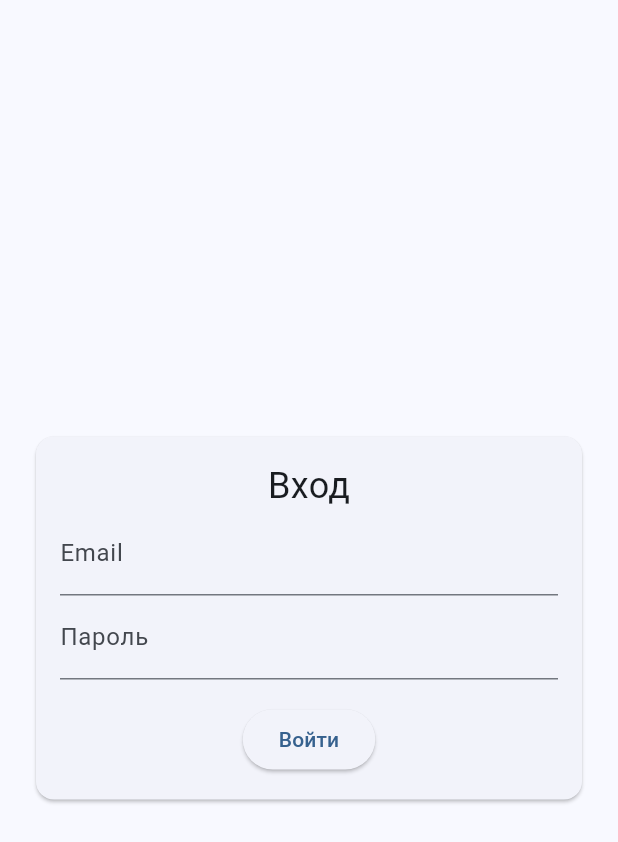
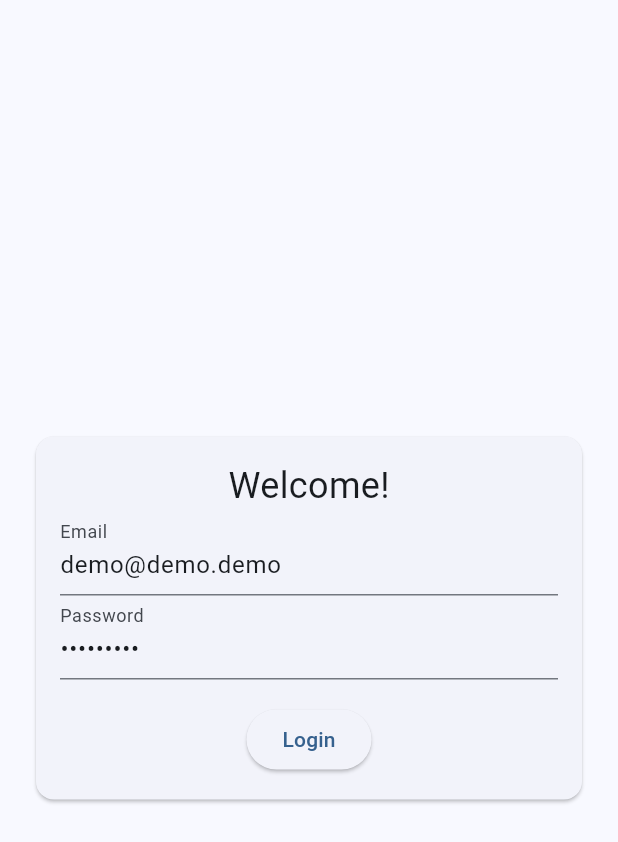
Before and after one commit to timtikh/crypto_rate, a Flutter app: the screen it shows once a user with an empty profile is signed in, after a tap on the "logout" icon, on a phone screen of 412 x 824 dp. Shown: the top 842 px of the screen. Run offline on Flutter 3.47's test engine with Material 3 defaults, Android fonts, the phone set to English and light mode, and no system bars; our stand-ins replace dio, firebase_auth, firebase_core, flutter_riverpod; accounts and stored records are empty; generated files the repository leaves out were written again; network calls fail.

Commit message:
small design issues^ reusable component and switch to english

```diff
--- a/lib/app/app.dart
+++ b/lib/app/app.dart
@@ -23,7 +23,7 @@ class MyApp extends ConsumerWidget {
         loading: () => const Scaffold(
           body: Center(child: CircularProgressIndicator()),
         ),
-        error: (e, _) => Scaffold(body: Center(child: Text("Ошибка: $e"))),
+        error: (e, _) => Scaffold(body: Center(child: Text("Error: $e"))),
       ),
     );
   }
--- a/lib/pages/login/presentation/login_page.dart
+++ b/lib/pages/login/presentation/login_page.dart
@@ -12,8 +12,13 @@ class LoginPage extends ConsumerStatefulWidget {
 
 class _LoginPageState extends ConsumerState<LoginPage> {
   final _formKey = GlobalKey<FormState>();
-  final _emailCtrl = TextEditingController();
-  final _passwordCtrl = TextEditingController();
+
+  // TODO: delete from here
+  final _emailCtrl = TextEditingController.fromValue(
+    TextEditingValue(text: 'demo@demo.demo'),
+  );
+  final _passwordCtrl = TextEditingController.fromValue(
+      TextEditingValue(text: 'demo.demo'));
 
   bool _loading = false;
   String? _error;
@@ -31,7 +36,7 @@ class _LoginPageState extends ConsumerState<LoginPage> {
           .signIn(_emailCtrl.text.trim(), _passwordCtrl.text.trim());
     } catch (e) {
       setState(() {
-        _error = "Ошибка входа: ${e.toString()}";
+        _error = "Auth Error: ${e.toString()}";
       });
     } finally {
       if (mounted) {
@@ -53,19 +58,25 @@ class _LoginPageState extends ConsumerState<LoginPage> {
               child: Column(
                 mainAxisSize: MainAxisSize.min,
                 children: [
-                  const Text("Вход", style: TextStyle(fontSize: 24)),
+                  const Text("Welcome!", style: TextStyle(fontSize: 24)),
                   TextFormField(
                     controller: _emailCtrl,
                     decoration: const InputDecoration(labelText: "Email"),
-                    validator: (v) =>
-                    v != null && v.contains('@') ? null : "Введите email",
+                    validator:
+                        (v) =>
+                            v != null && v.contains('@')
+                                ? null
+                                : "Enter email",
                   ),
                   TextFormField(
                     controller: _passwordCtrl,
-                    decoration: const InputDecoration(labelText: "Пароль"),
+                    decoration: const InputDecoration(labelText: "Password"),
                     obscureText: true,
-                    validator: (v) =>
-                    v != null && v.length >= 6 ? null : "Мин. 6 символов",
+                    validator:
+                        (v) =>
+                            v != null && v.length >= 6
+                                ? null
+                                : "Min. 6 symbols",
                   ),
                   const SizedBox(height: 16),
                   if (_error != null)
@@ -73,7 +84,9 @@ class _LoginPageState extends ConsumerState<LoginPage> {
                   _loading
                       ? const CircularProgressIndicator()
                       : ElevatedButton(
-                      onPressed: _login, child: const Text("Войти")),
+                        onPressed: _login,
+                        child: const Text("Login"),
+                      ),
                 ],
               ),
             ),
--- a/lib/pages/rates/data/coincap_api_getter.dart
+++ b/lib/pages/rates/data/coincap_api_getter.dart
@@ -21,7 +21,7 @@ class CoinCapApiGetter {
       final List<dynamic> data = response.data['data'] ?? [];
       return data.map((e) => RateModel.fromJson(e)).toList();
     } on DioException catch (e) {
-      throw Exception("Ошибка при запросе API: ${e.message}");
+      throw Exception("Error during API call: ${e.message}");
     }
   }
 }
--- a/lib/pages/rates/rates_page.dart
+++ b/lib/pages/rates/rates_page.dart
@@ -1,6 +1,7 @@
 import 'dart:async';
 
 import 'package:crypto_rate/api_keys.dart';
+import 'package:crypto_rate/shared/logout_button.dart';
 import 'package:flutter/material.dart';
 
 import '../login/presentation/login_page.dart';
@@ -60,22 +61,7 @@ class _RatesPageState extends State<RatesPage> {
           icon: const Icon(Icons.refresh),
           onPressed: _fetchRates,
         ),
-        actions: [
-          Consumer(builder: (context, ref, child) {
-            return IconButton(
-              icon: const Icon(Icons.logout),
-              onPressed: () async {
-                final auth = ref.read(authServiceProvider);
-                await auth.signOut();
-                if (context.mounted) {
-                  Navigator.of(context).pushReplacement(
-                    MaterialPageRoute(builder: (_) => const LoginPage()),
-                  );
-                }
-              },
-            );
-          }),
-        ],
+        actions: [LogoutButton()],
       ),
       body: FutureBuilder<List<RateModel>>(
         future: _futureRates,
@@ -85,7 +71,7 @@ class _RatesPageState extends State<RatesPage> {
           }
 
           if (snapshot.hasError) {
-            return Center(child: Text("Ошибка: ${snapshot.error}"));
+            return Center(child: Text("Error: ${snapshot.error}"));
           }
 
           final rates = snapshot.data ?? [];
@@ -96,10 +82,16 @@ class _RatesPageState extends State<RatesPage> {
             itemBuilder: (context, index) {
               final rate = rates[index];
               return ListTile(
-                title: Text(rate.symbol),
+                title: Text(
+                  rate.symbol,
+                  style: const TextStyle(
+                    fontWeight: FontWeight.bold,
+                    fontSize: 16,
+                  ),
+                ),
                 trailing: Text(
                   _formatRate(rate.rateUsd),
-                  style: const TextStyle(fontWeight: FontWeight.bold),
+                  style: const TextStyle(fontSize: 16),
                 ),
               );
             },
--- /dev/null
+++ b/lib/shared/logout_button.dart
@@ -0,0 +1,27 @@
+// widgets/logout_button.dart
+import 'package:flutter/material.dart';
+import 'package:flutter_riverpod/flutter_riverpod.dart';
+
+import '../pages/login/presentation/login_page.dart';
+import '../pages/login/providers/auth_providers.dart';
+
+class LogoutButton extends ConsumerWidget {
+  const LogoutButton({super.key});
+
+  @override
+  Widget build(BuildContext context, WidgetRef ref) {
+    return IconButton(
+      icon: const Icon(Icons.logout),
+      onPressed: () async {
+        final auth = ref.read(authServiceProvider);
+        await auth.signOut();
+
+        if (context.mounted) {
+          Navigator.of(context).pushReplacement(
+            MaterialPageRoute(builder: (_) => const LoginPage()),
+          );
+        }
+      },
+    );
+  }
+}
```
